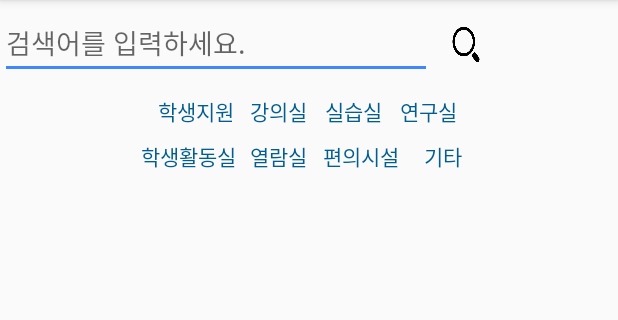
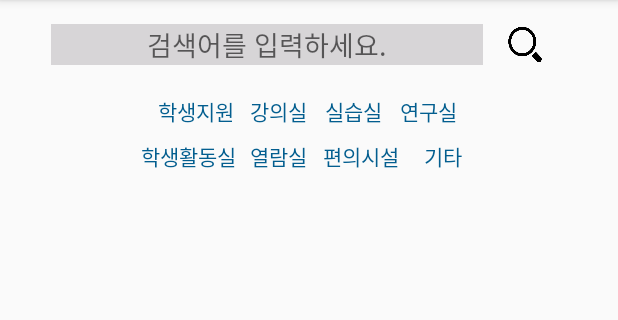
Before and after one commit to SuhyeonHa/Kacaumap, an Android app: the Search screen opened directly, with no data from a screen before it, on a phone screen of 412 x 824 dp, the part 84-404 px from its top. Run offline under Robolectric (Android 15) with nearby library versions, the phone set to English and light mode, and no system bars.

Commit message:
Update activity_search.xml

```diff
--- a/Kacaumap/app/src/main/res/layout/activity_search.xml
+++ b/Kacaumap/app/src/main/res/layout/activity_search.xml
@@ -5,22 +5,26 @@
     android:layout_height="match_parent">
 
     <LinearLayout
+        android:id="@+id/search_bar"
         android:layout_width="match_parent"
         android:layout_height="59dp"
-        android:orientation="horizontal">
+        android:gravity="center"
+        android:orientation="horizontal"
+        >
 
         <EditText
             android:id="@+id/editSearch"
             android:layout_width="288dp"
             android:layout_height="wrap_content"
+            android:gravity="center"
+            android:background="#d7d5d7"
             android:hint="검색어를 입력하세요." />
 
         <Button
             android:id="@+id/searchbtn"
-            android:layout_width="45dp"
+            android:layout_width="56dp"
             android:layout_height="wrap_content"
-            android:background="@drawable/search_icon" />
-        <!-- android:id="@+id/editText_main_searchKeyword  -->
+            android:background="@drawable/search_icon"/>
 
     </LinearLayout>
 
```
